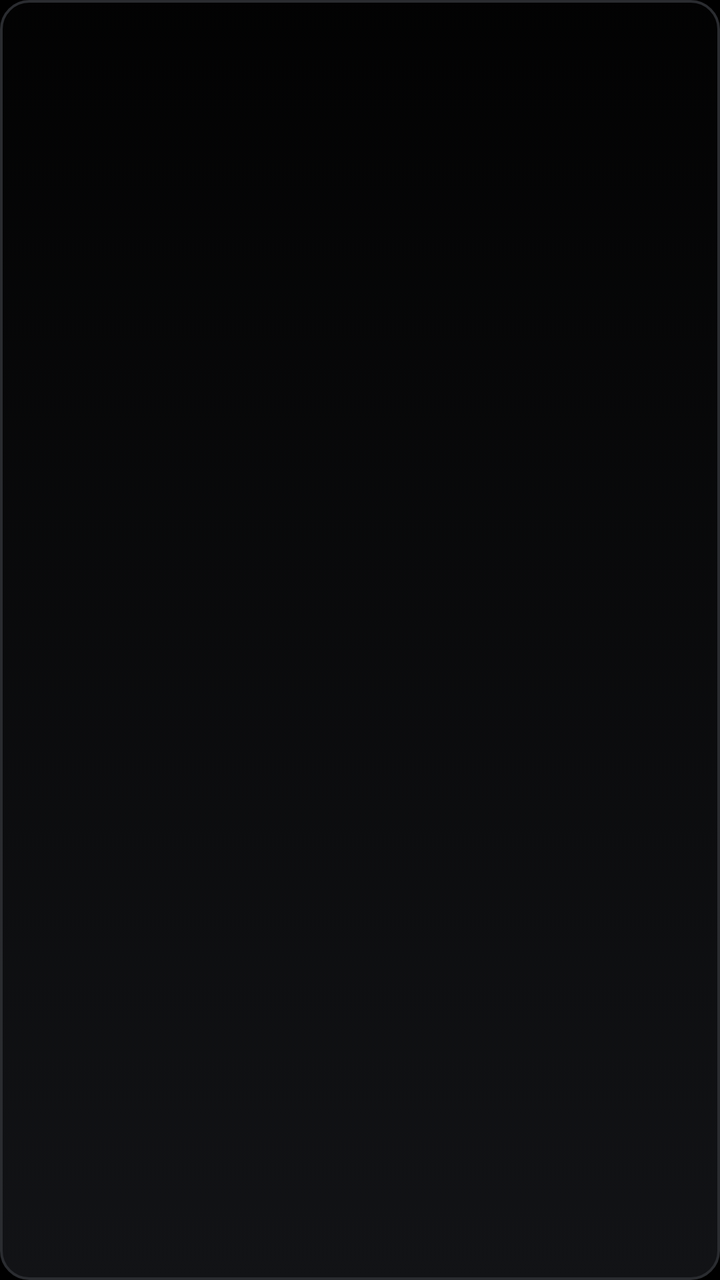
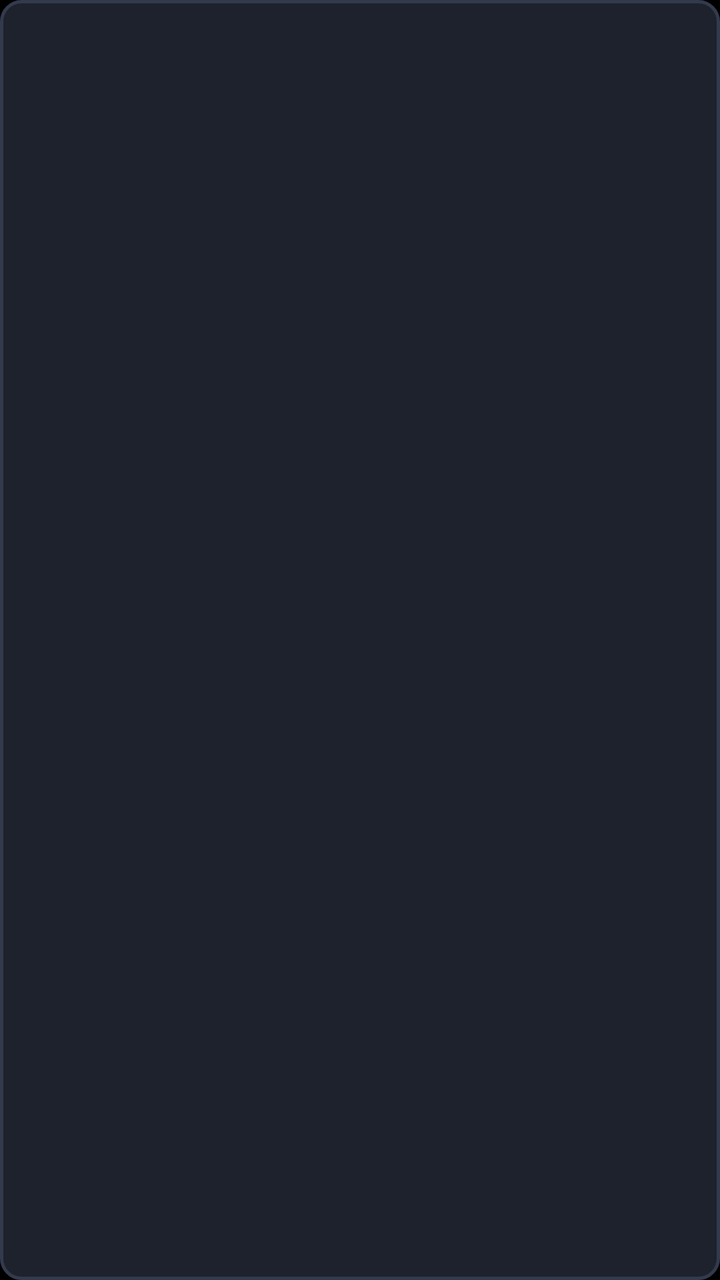

Screens rendered from an Android XML layout before and after an edit, with the pre-edit source and the edit as a unified diff.
<!-- AndroidManifest.xml: application theme Theme.PocketStreamTV -->
<!-- res/layout/item_tv_audio_track.xml -->
<?xml version="1.0" encoding="utf-8"?>
<LinearLayout
    xmlns:android="http://schemas.android.com/apk/res/android"
    android:layout_width="match_parent"
    android:layout_height="40dp"
    android:minWidth="240dp"
    android:layout_marginVertical="3dp"
    android:background="@drawable/bg_tv_glass_button_selector"
    android:stateListAnimator="@animator/tv_focus_scale"
    android:focusable="true"
    android:clickable="true"
    android:gravity="center_vertical"
    android:paddingHorizontal="14dp"
    android:orientation="horizontal">

    <TextView
        android:id="@+id/tvAudioTrackCheck"
        android:layout_width="22dp"
        android:layout_height="wrap_content"
        android:text="✓"
        android:textColor="@color/tv_accent_cyan"
        android:textSize="14sp"
        android:textStyle="bold"
        android:visibility="invisible" />

    <TextView
        android:id="@+id/tvAudioTrackTitle"
        android:layout_width="0dp"
        android:layout_height="wrap_content"
        android:layout_weight="1"
        android:layout_marginStart="6dp"
        android:textColor="@color/color_tv_glass_button_text"
        android:textSize="13sp"
        android:fontFamily="sans-serif-medium"
        android:singleLine="true" />

</LinearLayout>
<!-- resources referenced by this layout -->
<resources>
  <color name="tv_accent_cyan">#C8F60D</color>
  <!-- drawable bg_tv_glass_button_selector (drawable) -->
  <?xml version="1.0" encoding="utf-8"?>
  <selector xmlns:android="http://schemas.android.com/apk/res/android">
      <item android:state_pressed="true">
          <shape android:shape="rectangle">
              <corners android:radius="14dp" />
              <gradient
                  android:type="linear"
                  android:angle="270"
                  android:startColor="@color/glass_btn_pressed_top"
                  android:endColor="@color/glass_btn_pressed_bottom" />
              <stroke
                  android:width="2.5dp"
                  android:color="@color/tv_accent_cyan_bright" />
          </shape>
      </item>
      <item android:state_focused="true">
          <shape android:shape="rectangle">
              <corners android:radius="14dp" />
              <gradient
                  android:type="linear"
                  android:angle="270"
                  android:startColor="@color/glass_btn_focused_top"
                  android:centerColor="@color/glass_btn_focused_center"
                  android:endColor="@color/glass_btn_focused_bottom" />
              <stroke
                  android:width="2.5dp"
                  android:color="@color/glass_stroke_focused" />
          </shape>
      </item>
      <item>
          <shape android:shape="rectangle">
              <corners android:radius="14dp" />
              <gradient
                  android:type="linear"
                  android:angle="270"
                  android:startColor="@color/glass_btn_bg_top"
                  android:endColor="@color/glass_btn_bg_bottom" />
              <stroke
                  android:width="1.2dp"
                  android:color="@color/glass_stroke_unfocused" />
          </shape>
      </item>
  </selector>
  <style name="Theme.PocketStreamTV" parent="Theme.AppCompat.NoActionBar">
          <item name="colorPrimary">@color/tv_accent_purple</item>
          <item name="colorPrimaryVariant">@color/tv_accent_purple</item>
          <item name="colorSecondary">@color/tv_accent_cyan</item>
          <item name="android:windowBackground">@color/bg_tv</item>
      </style>
  <color name="glass_btn_pressed_top">#B5DE0A</color>
  <color name="glass_btn_pressed_bottom">#B5DE0A</color>
  <color name="tv_accent_cyan_bright">#E1FA6B</color>
  <color name="glass_btn_focused_top">#C8F60D</color>
  <color name="glass_btn_focused_center">#C8F60D</color>
  <color name="glass_btn_focused_bottom">#C8F60D</color>
  <color name="glass_stroke_focused">#C8F60D</color>
  <color name="glass_btn_bg_top">#1A17181A</color>
  <color name="glass_btn_bg_bottom">#121316</color>
  <color name="glass_stroke_unfocused">#2A2C30</color>
  <color name="tv_accent_purple">#C8F60D</color>
  <color name="bg_tv">#000000</color>
</resources>

<!-- the commit's change to res/layout/item_tv_audio_track.xml (unified diff, before → after) -->
@@ -2,25 +2,26 @@
 <LinearLayout
     xmlns:android="http://schemas.android.com/apk/res/android"
     android:layout_width="match_parent"
-    android:layout_height="40dp"
-    android:minWidth="240dp"
-    android:layout_marginVertical="3dp"
-    android:background="@drawable/bg_tv_glass_button_selector"
+    android:layout_height="46dp"
+    android:minWidth="280dp"
+    android:layout_marginVertical="4dp"
+    android:background="@drawable/bg_tv_audio_track_item_selector"
     android:stateListAnimator="@animator/tv_focus_scale"
     android:focusable="true"
     android:clickable="true"
     android:gravity="center_vertical"
-    android:paddingHorizontal="14dp"
+    android:paddingHorizontal="16dp"
     android:orientation="horizontal">
 
     <TextView
         android:id="@+id/tvAudioTrackCheck"
-        android:layout_width="22dp"
+        android:layout_width="26dp"
         android:layout_height="wrap_content"
-        android:text="✓"
+        android:text="&#x2713;"
         android:textColor="@color/tv_accent_cyan"
-        android:textSize="14sp"
+        android:textSize="18sp"
         android:textStyle="bold"
+        android:gravity="center"
         android:visibility="invisible" />
 
     <TextView
@@ -28,9 +29,10 @@
         android:layout_width="0dp"
         android:layout_height="wrap_content"
         android:layout_weight="1"
-        android:layout_marginStart="6dp"
-        android:textColor="@color/color_tv_glass_button_text"
-        android:textSize="13sp"
+        android:layout_marginStart="8dp"
+        android:textColor="#FFFFFF"
+        android:textSize="15sp"
+        android:textStyle="bold"
         android:fontFamily="sans-serif-medium"
         android:singleLine="true" />
 
<!-- resource entries referenced after the edit -->
@@ -1,47 +1,37 @@
 <!-- resources referenced by this layout -->
 <resources>
   <color name="tv_accent_cyan">#C8F60D</color>
-  <!-- drawable bg_tv_glass_button_selector (drawable) -->
+  <!-- drawable bg_tv_audio_track_item_selector (drawable) -->
   <?xml version="1.0" encoding="utf-8"?>
   <selector xmlns:android="http://schemas.android.com/apk/res/android">
-      <item android:state_pressed="true">
+      
+      <item android:state_focused="true">
           <shape android:shape="rectangle">
-              <corners android:radius="14dp" />
-              <gradient
-                  android:type="linear"
-                  android:angle="270"
-                  android:startColor="@color/glass_btn_pressed_top"
-                  android:endColor="@color/glass_btn_pressed_bottom" />
+              <corners android:radius="10dp" />
+              <solid android:color="#CCFF00" />
               <stroke
                   android:width="2.5dp"
-                  android:color="@color/tv_accent_cyan_bright" />
+                  android:color="#FFFFFF" />
           </shape>
       </item>
-      <item android:state_focused="true">
+      
+      <item android:state_selected="true">
           <shape android:shape="rectangle">
-              <corners android:radius="14dp" />
-              <gradient
-                  android:type="linear"
-                  android:angle="270"
-                  android:startColor="@color/glass_btn_focused_top"
-                  android:centerColor="@color/glass_btn_focused_center"
-                  android:endColor="@color/glass_btn_focused_bottom" />
+              <corners android:radius="10dp" />
+              <solid android:color="#1A2820" />
               <stroke
-                  android:width="2.5dp"
-                  android:color="@color/glass_stroke_focused" />
+                  android:width="1.5dp"
+                  android:color="#CCFF00" />
           </shape>
       </item>
+      
       <item>
           <shape android:shape="rectangle">
-              <corners android:radius="14dp" />
-              <gradient
-                  android:type="linear"
-                  android:angle="270"
-                  android:startColor="@color/glass_btn_bg_top"
-                  android:endColor="@color/glass_btn_bg_bottom" />
+              <corners android:radius="10dp" />
+              <solid android:color="#1E222D" />
               <stroke
-                  android:width="1.2dp"
-                  android:color="@color/glass_stroke_unfocused" />
+                  android:width="1.5dp"
+                  android:color="#333A4D" />
           </shape>
       </item>
   </selector>
@@ -51,16 +41,6 @@
           <item name="colorSecondary">@color/tv_accent_cyan</item>
           <item name="android:windowBackground">@color/bg_tv</item>
       </style>
-  <color name="glass_btn_pressed_top">#B5DE0A</color>
-  <color name="glass_btn_pressed_bottom">#B5DE0A</color>
-  <color name="tv_accent_cyan_bright">#E1FA6B</color>
-  <color name="glass_btn_focused_top">#C8F60D</color>
-  <color name="glass_btn_focused_center">#C8F60D</color>
-  <color name="glass_btn_focused_bottom">#C8F60D</color>
-  <color name="glass_stroke_focused">#C8F60D</color>
-  <color name="glass_btn_bg_top">#1A17181A</color>
-  <color name="glass_btn_bg_bottom">#121316</color>
-  <color name="glass_stroke_unfocused">#2A2C30</color>
   <color name="tv_accent_purple">#C8F60D</color>
   <color name="bg_tv">#000000</color>
 </resources>
